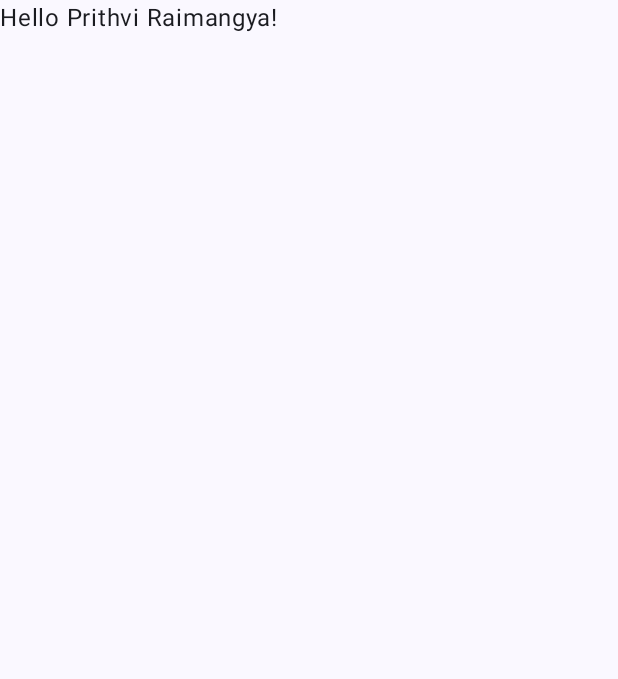
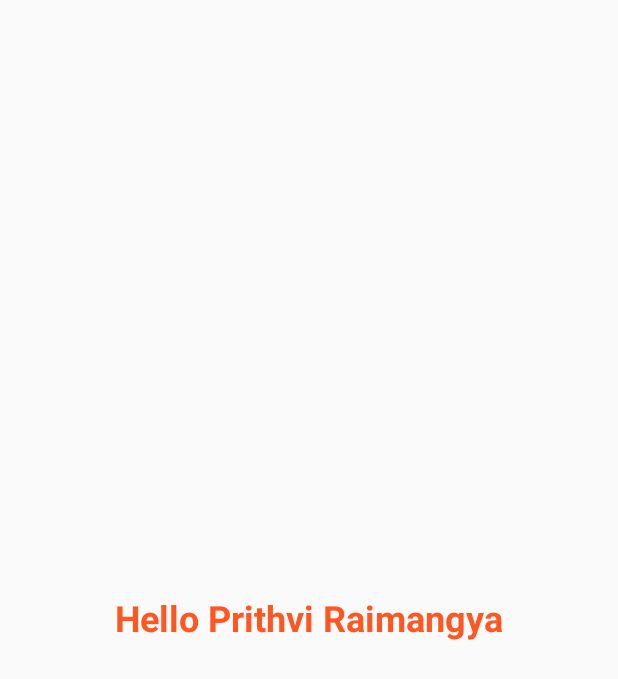
Before and after one commit to PreetRai/cs639, an Android app built with Jetpack Compose: the screen it shows after launch (MainActivity), on a phone screen of 412 x 824 dp. Shown: the top 679 px of the screen. Run offline under Robolectric (Android 15) with nearby library versions, the phone set to English and light mode, and no system bars.

Commit message:
update format

```diff
--- a/HW 4/app/src/main/java/com/example/hw4/MainActivity.kt
+++ b/HW 4/app/src/main/java/com/example/hw4/MainActivity.kt
@@ -1,6 +1,7 @@
 package com.example.hw4
 
 import android.os.Bundle
+import android.widget.TextView
 import androidx.activity.ComponentActivity
 import androidx.activity.compose.setContent
 import androidx.compose.foundation.layout.fillMaxSize
@@ -15,17 +16,13 @@ import com.example.hw4.ui.theme.HW4Theme
 class MainActivity : ComponentActivity() {
     override fun onCreate(savedInstanceState: Bundle?) {
         super.onCreate(savedInstanceState)
-        setContent {
-            HW4Theme {
-                // A surface container using the 'background' color from the theme
-                Surface(
-                    modifier = Modifier.fillMaxSize(),
-                    color = MaterialTheme.colorScheme.background
-                ) {
-                    Greeting("Prithvi Raimangya")
-                }
-            }
-        }
+        setContentView(R.layout.activity_main)
+
+        val helloTextView = findViewById<TextView>(R.id.helloTextView)
+        val yourName = "Prithvi Raimangya" // Replace with your name
+
+        // Customize the message format
+        helloTextView.text = "Hello $yourName"
     }
 }
 
--- /dev/null
+++ b/HW 4/app/src/main/res/layout/activity_main.xml
@@ -0,0 +1,18 @@
+<?xml version="1.0" encoding="utf-8"?>
+<RelativeLayout xmlns:android="http://schemas.android.com/apk/res/android"
+    xmlns:app="http://schemas.android.com/apk/res-auto"
+    xmlns:tools="http://schemas.android.com/tools"
+    android:layout_width="match_parent"
+    android:layout_height="match_parent"
+    tools:context=".MainActivity">
+
+    <TextView
+        android:id="@+id/helloTextView"
+        android:layout_width="wrap_content"
+        android:layout_height="wrap_content"
+        android:text="Hello World"
+        android:textSize="24sp"
+        android:textStyle="bold"
+        android:textColor="#FF5722"
+        android:layout_centerInParent="true" />
+</RelativeLayout>
```
